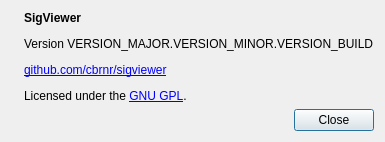
First picture: the form in src/gui_impl/dialogs/about_dialog.ui, repository cbrnr/sigviewer, before the edit.
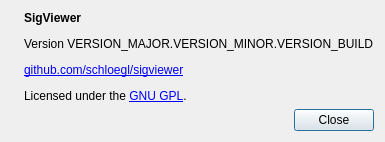
Second picture: the form after the edit. Icons and pictures are not drawn.

Commit message: Users of sigviewer should see in the 'About' entry which version of sigviwer is used

The edit to the form file:
```diff
--- a/src/gui_impl/dialogs/about_dialog.ui
+++ b/src/gui_impl/dialogs/about_dialog.ui
@@ -36,7 +36,7 @@
         </sizepolicy>
        </property>
        <property name="text">
-        <string>&lt;html&gt;&lt;head/&gt;&lt;body&gt;&lt;p&gt;&lt;span style=&quot; font-weight:600;&quot;&gt;SigViewer&lt;/span&gt;&lt;/p&gt;&lt;p&gt;Version VERSION_MAJOR.VERSION_MINOR.VERSION_BUILD&lt;/p&gt;&lt;p&gt;&lt;a href=&quot;https://github.com/cbrnr/sigviewer&quot;&gt;&lt;span style=&quot; text-decoration: underline; color:#0000ff;&quot;&gt;github.com/cbrnr/sigviewer&lt;/span&gt;&lt;/a&gt;&lt;/p&gt;&lt;p&gt;Licensed under the &lt;a href=&quot;https://www.gnu.org/licenses/gpl-3.0.en.html&quot;&gt;&lt;span style=&quot; text-decoration: underline; color:#0000ff;&quot;&gt;GNU GPL&lt;/span&gt;&lt;/a&gt;.&lt;/p&gt;&lt;/body&gt;&lt;/html&gt;
+        <string>&lt;html&gt;&lt;head/&gt;&lt;body&gt;&lt;p&gt;&lt;span style=&quot; font-weight:600;&quot;&gt;SigViewer&lt;/span&gt;&lt;/p&gt;&lt;p&gt;Version VERSION_MAJOR.VERSION_MINOR.VERSION_BUILD&lt;/p&gt;&lt;p&gt;&lt;a href=&quot;https://github.com/schloegl/sigviewer&quot;&gt;&lt;span style=&quot; text-decoration: underline; color:#0000ff;&quot;&gt;github.com/schloegl/sigviewer&lt;/span&gt;&lt;/a&gt;&lt;/p&gt;&lt;p&gt;Licensed under the &lt;a href=&quot;https://www.gnu.org/licenses/gpl-3.0.en.html&quot;&gt;&lt;span style=&quot; text-decoration: underline; color:#0000ff;&quot;&gt;GNU GPL&lt;/span&gt;&lt;/a&gt;.&lt;/p&gt;&lt;/body&gt;&lt;/html&gt;
 </string>
        </property>
        <property name="textFormat">
```
